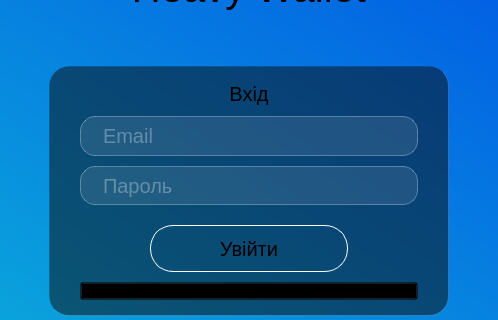
Old version of the form budget_manager_frontend/forms/loginwindow.ui in the repository BogdanKalysh/budget_manager_app; both pictures show x 201 to 699 and y 84 to 404 of the 900 by 550 pixel window.
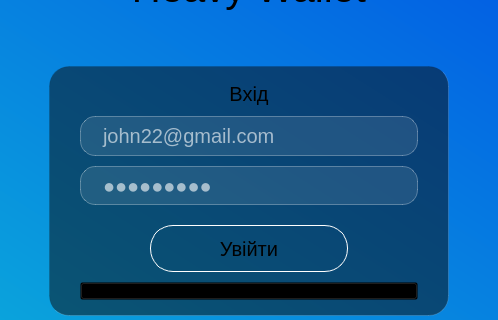
New version of the form. Icons and pictures are not drawn.

What changed in the file:
```diff
--- a/budget_manager_frontend/forms/loginwindow.ui
+++ b/budget_manager_frontend/forms/loginwindow.ui
@@ -196,7 +196,7 @@
           <string notr="true"/>
          </property>
          <property name="text">
-          <string/>
+          <string>john22@gmail.com</string>
          </property>
          <property name="placeholderText">
           <string>Email</string>
@@ -221,7 +221,7 @@
           <enum>Qt::ClickFocus</enum>
          </property>
          <property name="text">
-          <string/>
+          <string>qwerty123</string>
          </property>
          <property name="echoMode">
           <enum>QLineEdit::Password</enum>
```
